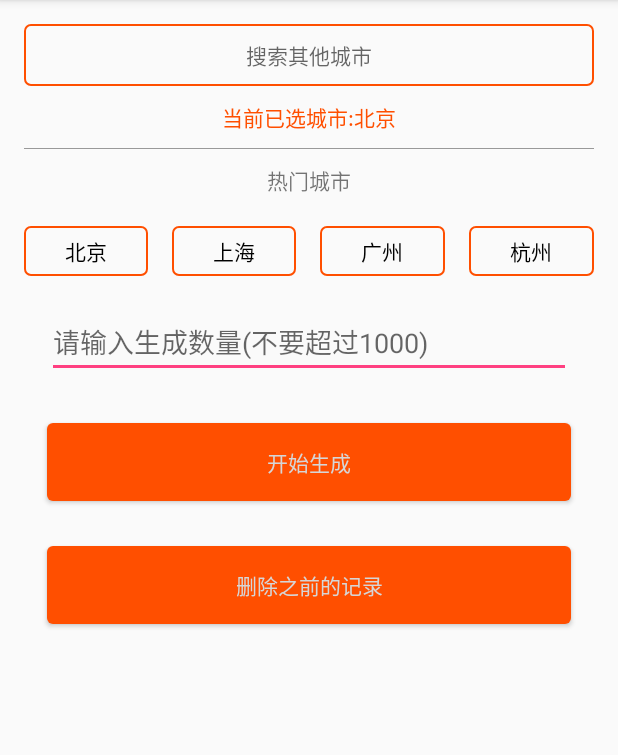
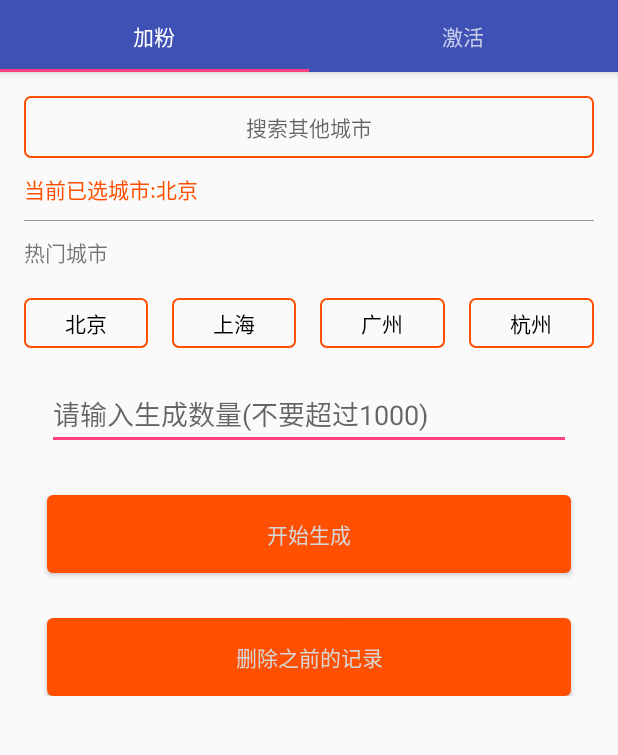
Before and after one commit to jiangecho/RxStructureCache, an Android app: the screen it shows after launch (MainActivity), on a phone screen of 412 x 824 dp, the part 96-851 px from its top. Run offline under Robolectric (Android 15) with nearby library versions, the phone set to English and light mode, and no system bars.

Commit message:
update layout

```diff
--- a/app/src/main/res/layout/activity_main.xml
+++ b/app/src/main/res/layout/activity_main.xml
@@ -25,6 +25,23 @@
 
         </android.support.v7.widget.Toolbar>
 
+
+        <android.support.design.widget.TabLayout
+            android:id="@+id/tabLayout"
+            android:layout_width="match_parent"
+            android:layout_height="wrap_content">
+
+            <android.support.design.widget.TabItem
+                android:layout_width="wrap_content"
+                android:layout_height="wrap_content"
+                android:text="加粉" />
+
+            <android.support.design.widget.TabItem
+                android:layout_width="wrap_content"
+                android:layout_height="wrap_content"
+                android:text="激活" />
+
+        </android.support.design.widget.TabLayout>
     </android.support.design.widget.AppBarLayout>
 
     <android.support.v4.view.ViewPager
--- a/app/src/main/res/layout/fragment_activate.xml
+++ b/app/src/main/res/layout/fragment_activate.xml
@@ -1,10 +1,15 @@
 <?xml version="1.0" encoding="utf-8"?>
-<LinearLayout xmlns:android="http://schemas.android.com/apk/res/android"
+<android.support.v4.widget.NestedScrollView xmlns:android="http://schemas.android.com/apk/res/android"
     android:layout_width="match_parent"
     android:layout_height="match_parent"
-    android:orientation="vertical"
     android:paddingLeft="10dp"
     android:paddingRight="10dp">
+
+    <LinearLayout
+        android:layout_width="match_parent"
+        android:layout_height="match_parent"
+        android:orientation="vertical">
+
 
         <TextView
             android:layout_width="wrap_content"
@@ -56,3 +61,4 @@
 
         </LinearLayout>
     </LinearLayout>
+</android.support.v4.widget.NestedScrollView>
--- a/app/src/main/res/layout/fragment_main.xml
+++ b/app/src/main/res/layout/fragment_main.xml
@@ -1,14 +1,19 @@
-<LinearLayout xmlns:android="http://schemas.android.com/apk/res/android"
+<android.support.v4.widget.NestedScrollView xmlns:android="http://schemas.android.com/apk/res/android"
     xmlns:tools="http://schemas.android.com/tools"
     android:layout_width="match_parent"
     android:layout_height="match_parent"
     android:gravity="center_horizontal"
-    android:orientation="vertical"
     android:paddingBottom="@dimen/activity_vertical_margin"
     android:paddingLeft="@dimen/activity_horizontal_margin"
     android:paddingRight="@dimen/activity_horizontal_margin"
     android:paddingTop="@dimen/activity_vertical_margin"
-    tools:context="echo.com.importcontact.MainActivity$PlaceholderFragment">
+    tools:context="echo.com.importcontact.GenerateFragment">
+
+    <LinearLayout
+        android:layout_width="match_parent"
+        android:layout_height="match_parent"
+        android:orientation="vertical">
+
 
         <TextView
             android:layout_width="match_parent"
@@ -136,5 +141,5 @@
             android:padding="15dp"
             android:text="删除之前的记录"
             android:textColor="@color/white" />
-
     </LinearLayout>
+</android.support.v4.widget.NestedScrollView>
--- a/app/src/main/res/values-v21/styles.xml
+++ b/app/src/main/res/values-v21/styles.xml
@@ -4,6 +4,6 @@
         <item name="windowActionBar">false</item>
         <item name="windowNoTitle">true</item>
         <item name="android:windowDrawsSystemBarBackgrounds">true</item>
-        <item name="android:statusBarColor">@android:color/transparent</item>
+        <item name="android:statusBarColor">@color/colorPrimaryDark</item>
     </style>
 </resources>
```
Lines whose indentation alone changed are shown as unchanged.
